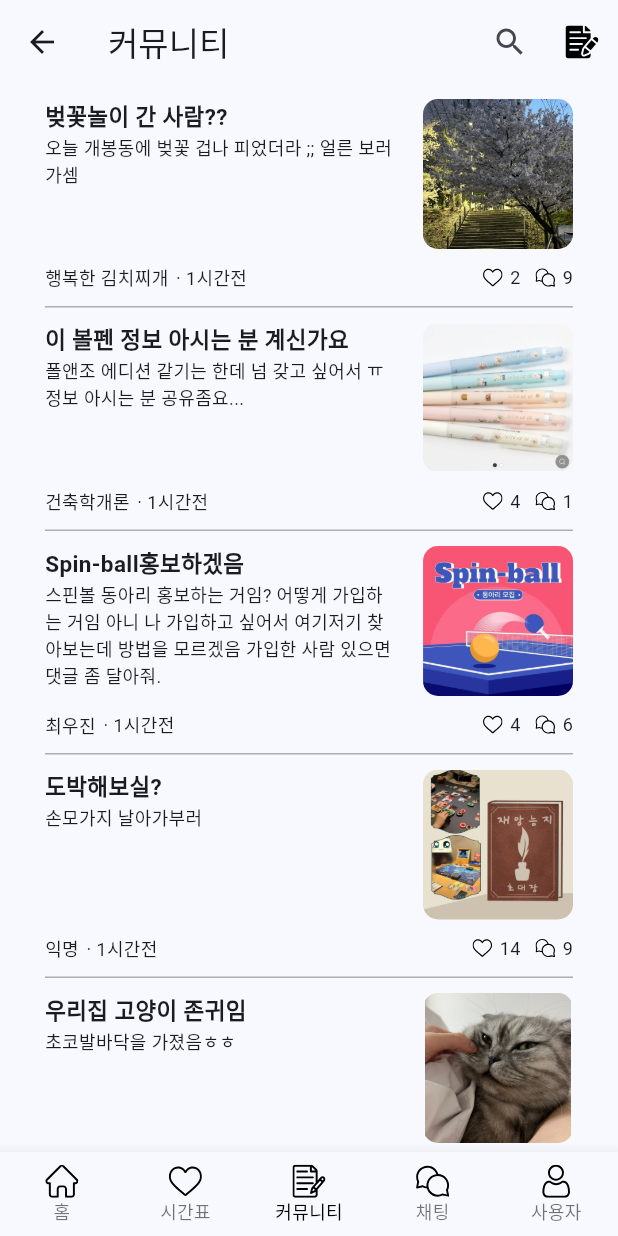
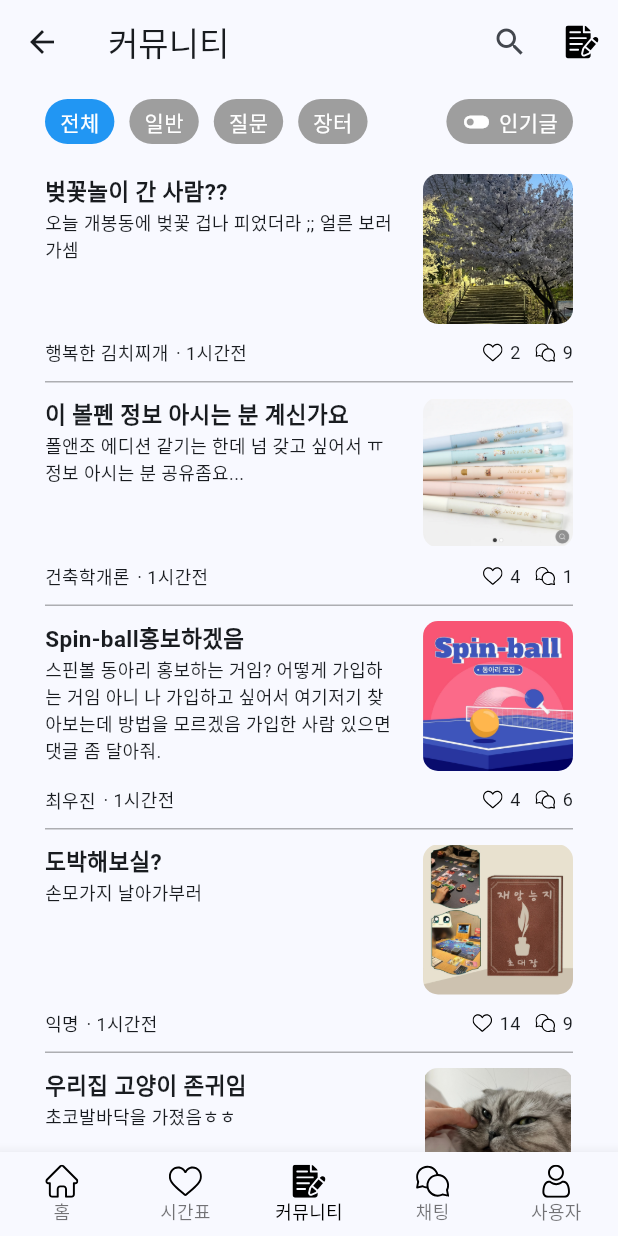
Before and after one commit to jnjosjk0965/secretJuJuWeapon, a Flutter app: the screen it shows after launch, item 3 of the bottom bar chosen, on a phone screen of 412 x 824 dp. Run offline on Flutter 3.47's test engine with Material 3 defaults, Android fonts, the phone set to English and light mode, and no system bars; our stand-ins replace flutter_svg, shared_preferences.

Commit message:
feat : 커뮤니티탭 카테고리 탭 추가

```diff
--- a/yangdonge_client/lib/main.dart
+++ b/yangdonge_client/lib/main.dart
@@ -30,6 +30,7 @@ class App extends StatelessWidget {
         useMaterial3: true,
       ),
       home: const HomeTab(), //홈 탭이 메인 화면
+
     );
   }
 }
--- a/yangdonge_client/lib/tabs/tab_comunity.dart
+++ b/yangdonge_client/lib/tabs/tab_comunity.dart
@@ -1,3 +1,5 @@
+// tab_community.dart
+
 import 'package:flutter/cupertino.dart';
 import 'package:flutter/material.dart';
 import 'package:flutter/widgets.dart';
@@ -14,7 +16,12 @@ class ComunityTab extends StatefulWidget {
 class _ComunityTabState extends State<ComunityTab> {
   int _selectedIndex = 2; // 커뮤니티 bottomNavigationBar 아이템 인덱스
   List<Map<String, String>> datas = [];
+  //카테고리 분류
+  List<String> categories = ["전체", "일반", "질문", "장터"];
+  int _selectedCategoryIndex = 0; // 선택된 카테고리 인덱스
 
+  // 인기글 필터링 토글
+  bool _isPopularFilterOn = false;
 
 //데이터 초기화
   @override
@@ -91,7 +98,76 @@ class _ComunityTabState extends State<ComunityTab> {
   }
 
 Widget _bodyWidget(){
-  return ListView.separated(
+  bool popularFilter = false; // Initially, popular filter is off
+  String selectedCategory = '전체'; // Initially, '전체' category is selected
+
+  return Column(
+    crossAxisAlignment: CrossAxisAlignment.start,
+    children: [
+      Padding(
+        padding: const EdgeInsets.symmetric(horizontal: 30, vertical: 10),
+        child: Row(
+          mainAxisAlignment: MainAxisAlignment.spaceBetween,
+          children: [
+            Row(
+              children: [
+                _buildCategoryButton('전체', selectedCategory == '전체', () {
+                  // Update selected category and filter data
+                  selectedCategory = '전체';
+                  // Call a function to update UI with filtered data
+                  _updateFilteredData(selectedCategory, popularFilter);
+                }),
+                SizedBox(width: 10),
+                _buildCategoryButton('일반', selectedCategory == '일반', () {
+                  selectedCategory = '일반';
+                  _updateFilteredData(selectedCategory, popularFilter);
+                }),
+                SizedBox(width: 10),
+                _buildCategoryButton('질문', selectedCategory == '질문', () {
+                  selectedCategory = '질문';
+                  _updateFilteredData(selectedCategory, popularFilter);
+                }),
+                SizedBox(width: 10),
+                _buildCategoryButton('장터', selectedCategory == '장터', () {
+                  selectedCategory = '장터';
+                  _updateFilteredData(selectedCategory, popularFilter);
+                }),
+              ],
+            ),
+            GestureDetector(
+              onTap: () {
+                // Toggle the popular filter
+                popularFilter = !popularFilter;
+                // Call a function to update UI with filtered data
+                _updateFilteredData(selectedCategory, popularFilter);
+              },
+              child: Container(
+                padding: EdgeInsets.symmetric(horizontal: 10, vertical: 5),
+                decoration: BoxDecoration(
+                  borderRadius: BorderRadius.circular(20),
+                  color: popularFilter ? Colors.blue : Colors.grey,
+                ),
+                child: Row(
+                  children: [
+                    Icon(
+                      popularFilter ? Icons.toggle_on : Icons.toggle_off,
+                      color: Colors.white,
+                      size: 20,
+                    ),
+                    SizedBox(width: 5),
+                    Text(
+                      '인기글',
+                      style: TextStyle(color: Colors.white),
+                    ),
+                  ],
+                ),
+              ),
+            ),
+          ],
+        ),
+      ),
+      Expanded(
+        child: ListView.separated(
           padding: const EdgeInsets.symmetric(horizontal: 30),
           itemBuilder: (BuildContext _context, int index){
             return Container(
@@ -176,9 +252,36 @@ Widget _bodyWidget(){
             return Container(height: 1, color: Colors.black.withOpacity(0.3));
           },
           itemCount:6,
+        ),
+      ),
+    ],
   );
 }
 
+Widget _buildCategoryButton(String category, bool isSelected, VoidCallback onPressed) {
+  return GestureDetector(
+    onTap: onPressed,
+    child: Container(
+      padding: EdgeInsets.symmetric(horizontal: 10, vertical: 5),
+      decoration: BoxDecoration(
+        borderRadius: BorderRadius.circular(20),
+        color: isSelected ? Colors.blue : Colors.grey,
+      ),
+      child: Text(
+        category,
+        style: TextStyle(color: Colors.white),
+      ),
+    ),
+  );
+}
+
+
+
+
+void _updateFilteredData(String category, bool popularFilter) {
+  // Here you can filter your data based on selected category and popular filter
+  // and update the UI with filtered data
+}
 
 
 
@@ -195,22 +298,27 @@ Widget _bodyWidget(){
       items: [
         BottomNavigationBarItem(
           icon: SvgPicture.asset("assets/svg/home_off.svg", width: 22),
+          activeIcon: SvgPicture.asset("assets/svg/home_on.svg", width: 22),
           label: "홈",
         ),
         BottomNavigationBarItem(
           icon: SvgPicture.asset("assets/svg/heart_off.svg", width: 22),
+          activeIcon: SvgPicture.asset("assets/svg/heart_on.svg", width: 22),
           label: "시간표",
         ),
         BottomNavigationBarItem(
           icon: SvgPicture.asset("assets/svg/notes_off.svg", width: 22),
+          activeIcon: SvgPicture.asset("assets/svg/notes_on.svg", width: 22),
           label: "커뮤니티",
         ),
         BottomNavigationBarItem(
           icon: SvgPicture.asset("assets/svg/chat_off.svg", width: 22),
+          activeIcon: SvgPicture.asset("assets/svg/chat_on.svg", width: 22),
           label: "채팅",
         ),
         BottomNavigationBarItem(
           icon: SvgPicture.asset("assets/svg/user_off.svg", width: 22),
+          activeIcon: SvgPicture.asset("assets/svg/user_on.svg", width: 22),
           label: "사용자",
         ),
       ],
@@ -234,7 +342,7 @@ Widget _bodyWidget(){
           // 시간표 페이지
           break;
         case 2:
-          // 커뮤니티 페이지로 이동
+          // 커뮤니티 페이지
           Navigator.push(
             context,
             MaterialPageRoute(builder: (context) => const ComunityTab()),
--- a/yangdonge_client/lib/tabs/tab_home.dart
+++ b/yangdonge_client/lib/tabs/tab_home.dart
@@ -41,22 +41,27 @@ class _HomeTabState extends State<HomeTab> {
       items: [
         BottomNavigationBarItem(
           icon: SvgPicture.asset("assets/svg/home_off.svg", width: 22),
+          activeIcon: SvgPicture.asset("assets/svg/home_on.svg", width: 22),
           label: "홈",
         ),
         BottomNavigationBarItem(
           icon: SvgPicture.asset("assets/svg/heart_off.svg", width: 22),
+          activeIcon: SvgPicture.asset("assets/svg/heart_on.svg", width: 22),
           label: "시간표",
         ),
         BottomNavigationBarItem(
           icon: SvgPicture.asset("assets/svg/notes_off.svg", width: 22),
+          activeIcon: SvgPicture.asset("assets/svg/notes_on.svg", width: 22),
           label: "커뮤니티",
         ),
         BottomNavigationBarItem(
           icon: SvgPicture.asset("assets/svg/chat_off.svg", width: 22),
+          activeIcon: SvgPicture.asset("assets/svg/chat_on.svg", width: 22),
           label: "채팅",
         ),
         BottomNavigationBarItem(
           icon: SvgPicture.asset("assets/svg/user_off.svg", width: 22),
+          activeIcon: SvgPicture.asset("assets/svg/user_on.svg", width: 22),
           label: "사용자",
         ),
       ],
```
Lines whose indentation alone changed are shown as unchanged.
